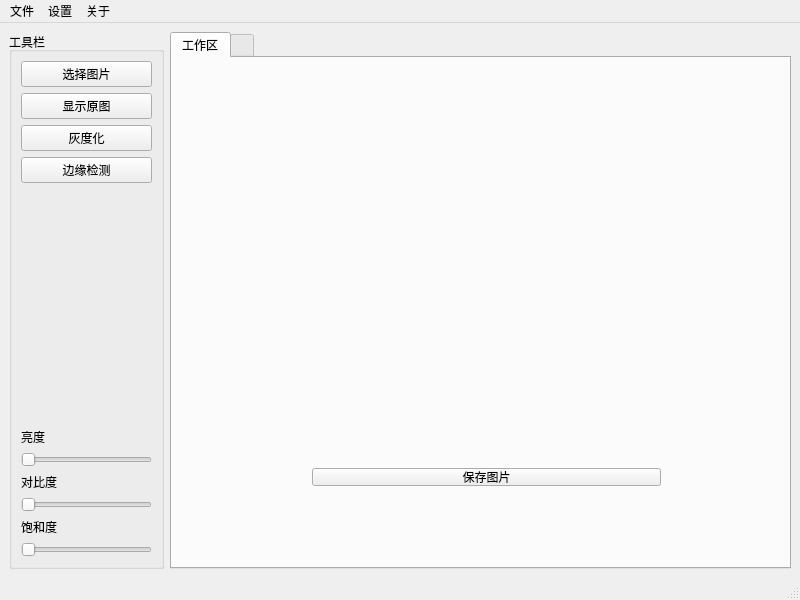
Before: the Qt Designer form mainwindow.ui in fl0a1e/ImgProcessor, drawn with Qt 5.
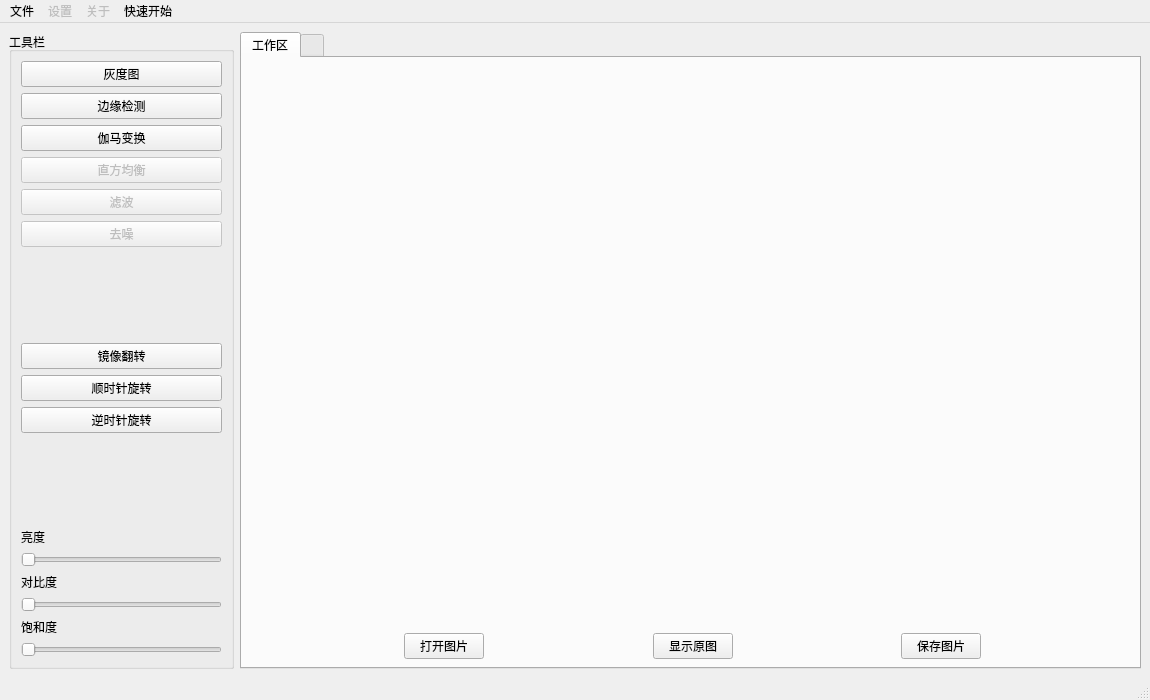
After: the same form once the commit is applied.

Commit message: 加入快速图片 & UI调整 & 算法调整

Patch:
```diff
--- a/mainwindow.ui
+++ b/mainwindow.ui
@@ -6,8 +6,8 @@
    <rect>
     <x>0</x>
     <y>0</y>
-    <width>800</width>
-    <height>600</height>
+    <width>1150</width>
+    <height>700</height>
    </rect>
   </property>
   <property name="windowTitle">
@@ -24,27 +24,10 @@
        <string>工具栏</string>
       </property>
       <layout class="QVBoxLayout" name="verticalLayout_2">
-       <item>
-        <widget class="QPushButton" name="pushButton_select">
-         <property name="styleSheet">
-          <string notr="true"/>
-         </property>
-         <property name="text">
-          <string>选择图片</string>
-         </property>
-        </widget>
-       </item>
-       <item>
-        <widget class="QPushButton" name="pushButton_origin">
-         <property name="text">
-          <string>显示原图</string>
-         </property>
-        </widget>
-       </item>
        <item>
         <widget class="QPushButton" name="pushButton_gray">
          <property name="text">
-          <string>灰度化</string>
+          <string>灰度图</string>
          </property>
         </widget>
        </item>
@@ -55,6 +38,43 @@
          </property>
         </widget>
        </item>
+       <item>
+        <widget class="QPushButton" name="pushButton_gamma">
+         <property name="text">
+          <string>伽马变换</string>
+         </property>
+        </widget>
+       </item>
+       <item>
+        <widget class="QPushButton" name="pushButton">
+         <property name="enabled">
+          <bool>false</bool>
+         </property>
+         <property name="text">
+          <string>直方均衡</string>
+         </property>
+        </widget>
+       </item>
+       <item>
+        <widget class="QPushButton" name="pushButton_2">
+         <property name="enabled">
+          <bool>false</bool>
+         </property>
+         <property name="text">
+          <string>滤波</string>
+         </property>
+        </widget>
+       </item>
+       <item>
+        <widget class="QPushButton" name="pushButton_3">
+         <property name="enabled">
+          <bool>false</bool>
+         </property>
+         <property name="text">
+          <string>去噪</string>
+         </property>
+        </widget>
+       </item>
        <item>
         <spacer name="verticalSpacer">
          <property name="orientation">
@@ -68,6 +88,40 @@
          </property>
         </spacer>
        </item>
+       <item>
+        <widget class="QPushButton" name="pushButton_mirrored">
+         <property name="text">
+          <string>镜像翻转</string>
+         </property>
+        </widget>
+       </item>
+       <item>
+        <widget class="QPushButton" name="pushButton_turnright">
+         <property name="text">
+          <string>顺时针旋转</string>
+         </property>
+        </widget>
+       </item>
+       <item>
+        <widget class="QPushButton" name="pushButton_turnleft">
+         <property name="text">
+          <string>逆时针旋转</string>
+         </property>
+        </widget>
+       </item>
+       <item>
+        <spacer name="verticalSpacer_2">
+         <property name="orientation">
+          <enum>Qt::Vertical</enum>
+         </property>
+         <property name="sizeHint" stdset="0">
+          <size>
+           <width>20</width>
+           <height>40</height>
+          </size>
+         </property>
+        </spacer>
+       </item>
        <item>
         <widget class="QLabel" name="label">
          <property name="text">
@@ -125,37 +179,110 @@
        <attribute name="title">
         <string>工作区</string>
        </attribute>
-       <widget class="QLabel" name="label_show">
+       <widget class="QWidget" name="verticalLayoutWidget">
         <property name="geometry">
          <rect>
-          <x>10</x>
-          <y>10</y>
-          <width>601</width>
-          <height>361</height>
+          <x>0</x>
+          <y>0</y>
+          <width>901</width>
+          <height>601</height>
          </rect>
         </property>
-        <property name="text">
-         <string/>
-        </property>
-       </widget>
-       <widget class="QPushButton" name="pushButton_save">
-        <property name="geometry">
-         <rect>
-          <x>140</x>
-          <y>410</y>
-          <width>349</width>
-          <height>18</height>
-         </rect>
-        </property>
-        <property name="sizePolicy">
-         <sizepolicy hsizetype="Minimum" vsizetype="Fixed">
-          <horstretch>0</horstretch>
-          <verstretch>0</verstretch>
-         </sizepolicy>
-        </property>
-        <property name="text">
-         <string>保存图片</string>
-        </property>
+        <layout class="QVBoxLayout" name="verticalLayout" stretch="10,1">
+         <item>
+          <widget class="QLabel" name="label_show">
+           <property name="text">
+            <string/>
+           </property>
+          </widget>
+         </item>
+         <item>
+          <layout class="QHBoxLayout" name="horizontalLayout_2">
+           <item>
+            <spacer name="horizontalSpacer_3">
+             <property name="orientation">
+              <enum>Qt::Horizontal</enum>
+             </property>
+             <property name="sizeHint" stdset="0">
+              <size>
+               <width>40</width>
+               <height>20</height>
+              </size>
+             </property>
+            </spacer>
+           </item>
+           <item>
+            <widget class="QPushButton" name="pushButton_select">
+             <property name="styleSheet">
+              <string notr="true"/>
+             </property>
+             <property name="text">
+              <string>打开图片</string>
+             </property>
+            </widget>
+           </item>
+           <item>
+            <spacer name="horizontalSpacer">
+             <property name="orientation">
+              <enum>Qt::Horizontal</enum>
+             </property>
+             <property name="sizeHint" stdset="0">
+              <size>
+               <width>40</width>
+               <height>20</height>
+              </size>
+             </property>
+            </spacer>
+           </item>
+           <item>
+            <widget class="QPushButton" name="pushButton_origin">
+             <property name="text">
+              <string>显示原图</string>
+             </property>
+            </widget>
+           </item>
+           <item>
+            <spacer name="horizontalSpacer_2">
+             <property name="orientation">
+              <enum>Qt::Horizontal</enum>
+             </property>
+             <property name="sizeHint" stdset="0">
+              <size>
+               <width>40</width>
+               <height>20</height>
+              </size>
+             </property>
+            </spacer>
+           </item>
+           <item>
+            <widget class="QPushButton" name="pushButton_save">
+             <property name="sizePolicy">
+              <sizepolicy hsizetype="Minimum" vsizetype="Fixed">
+               <horstretch>0</horstretch>
+               <verstretch>0</verstretch>
+              </sizepolicy>
+             </property>
+             <property name="text">
+              <string>保存图片</string>
+             </property>
+            </widget>
+           </item>
+           <item>
+            <spacer name="horizontalSpacer_4">
+             <property name="orientation">
+              <enum>Qt::Horizontal</enum>
+             </property>
+             <property name="sizeHint" stdset="0">
+              <size>
+               <width>40</width>
+               <height>20</height>
+              </size>
+             </property>
+            </spacer>
+           </item>
+          </layout>
+         </item>
+        </layout>
        </widget>
       </widget>
       <widget class="QWidget" name="tab_2">
@@ -172,7 +299,7 @@
     <rect>
      <x>0</x>
      <y>0</y>
-     <width>800</width>
+     <width>1150</width>
      <height>17</height>
     </rect>
    </property>
@@ -184,18 +311,32 @@
     <addaction name="action_save"/>
    </widget>
    <widget class="QMenu" name="menu_2">
+    <property name="enabled">
+     <bool>false</bool>
+    </property>
     <property name="title">
      <string>设置</string>
     </property>
    </widget>
    <widget class="QMenu" name="menu_3">
+    <property name="enabled">
+     <bool>false</bool>
+    </property>
     <property name="title">
      <string>关于</string>
     </property>
    </widget>
+   <widget class="QMenu" name="menudemo">
+    <property name="title">
+     <string>快速开始</string>
+    </property>
+    <addaction name="action_flower"/>
+    <addaction name="action_lena"/>
+   </widget>
    <addaction name="menu"/>
    <addaction name="menu_2"/>
    <addaction name="menu_3"/>
+   <addaction name="menudemo"/>
   </widget>
   <widget class="QStatusBar" name="statusbar"/>
   <action name="action_open">
```
Left out of the diff: 11 changed lines with no effect on the pictures. The commit also changes 6 other files.
